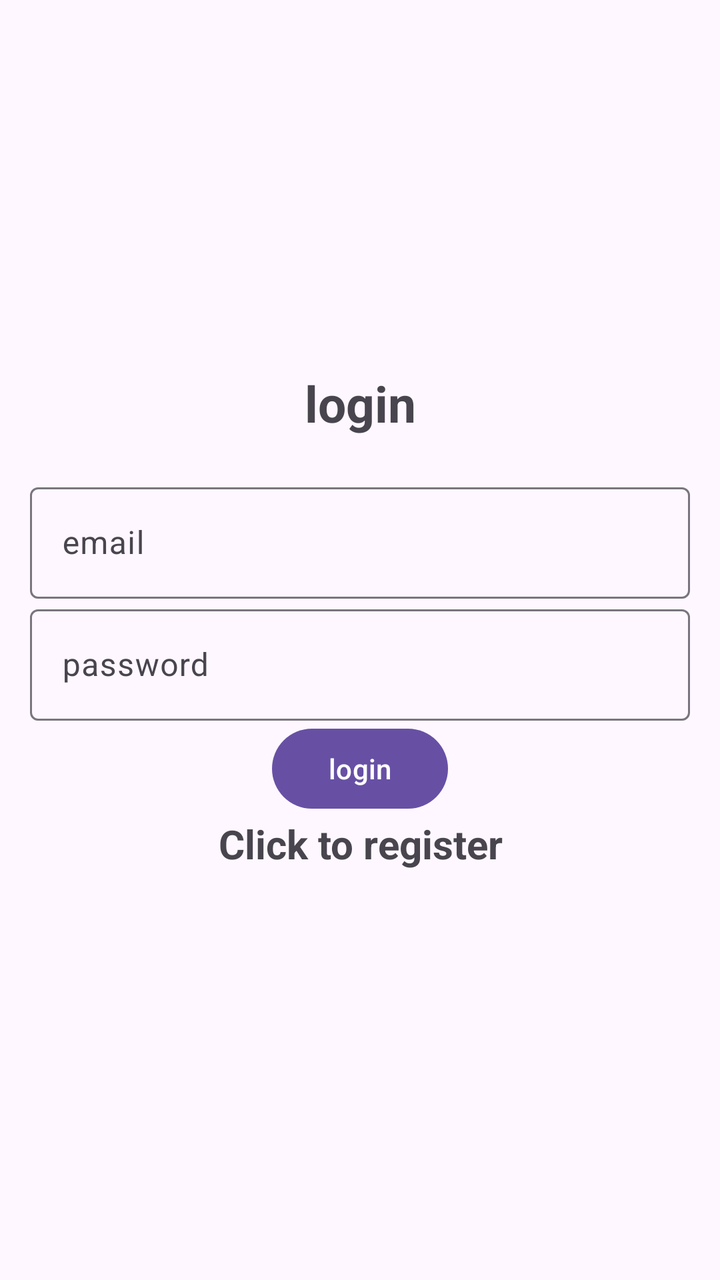
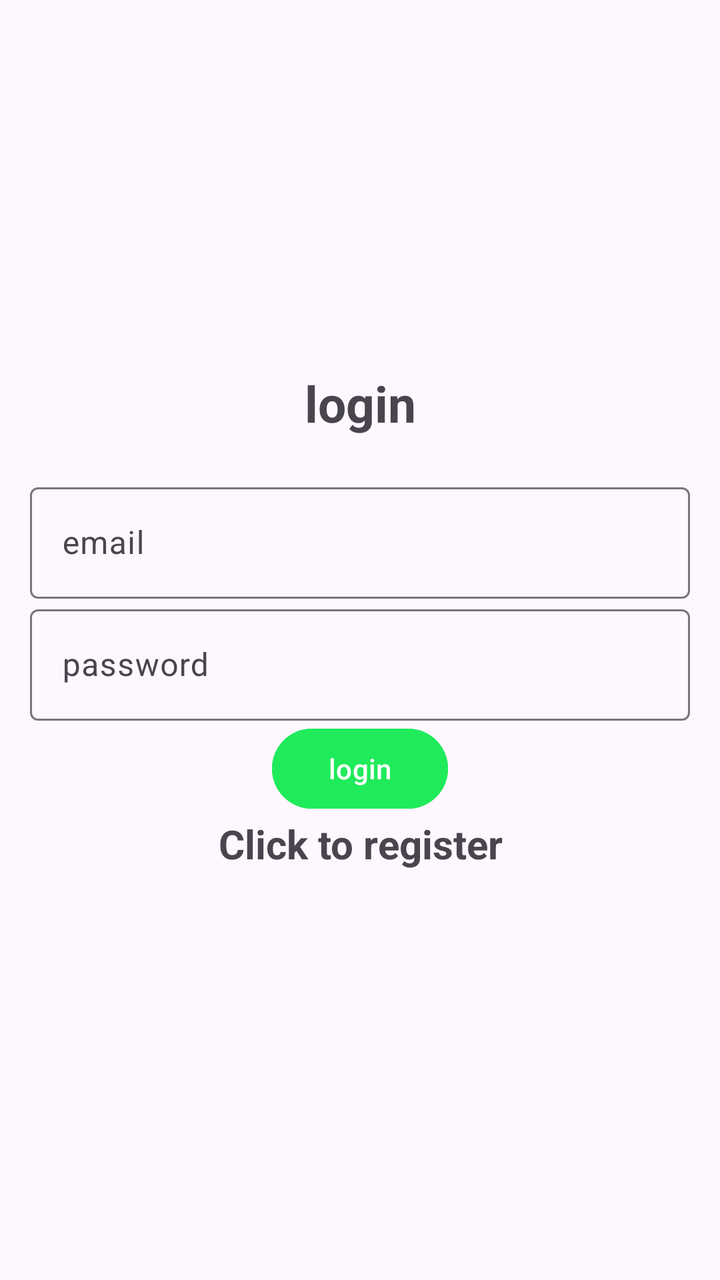

Compare the two renders of this Android layout. The source of the first and the diff that turns it into the second are given below.
<!-- AndroidManifest.xml: application theme Theme.Material3.Light -->
<!-- res/layout/activity_login.xml -->
<?xml version="1.0" encoding="utf-8"?>
<LinearLayout xmlns:android="http://schemas.android.com/apk/res/android"
    xmlns:app="http://schemas.android.com/apk/res-auto"
    xmlns:tools="http://schemas.android.com/tools"
    android:id="@+id/main"
    android:layout_width="match_parent"
    android:orientation="vertical"
    android:gravity="center"
    android:layout_height="match_parent"
    android:padding="15dp"
    tools:context=".Login">

    <TextView
        android:text="@string/login"
        android:textSize="25sp"
        android:textStyle="bold"
        android:gravity="center"
        android:layout_marginBottom="20dp"
        android:layout_width="match_parent"
        android:layout_height="wrap_content"/>

    <com.google.android.material.textfield.TextInputLayout
        android:layout_width="match_parent"
        android:layout_height="wrap_content">
        <com.google.android.material.textfield.TextInputEditText
            android:id="@+id/email"
            android:hint="@string/email"
            android:layout_width="match_parent"
            android:layout_height="wrap_content"/>
    </com.google.android.material.textfield.TextInputLayout>

    <com.google.android.material.textfield.TextInputLayout
        android:layout_width="match_parent"
        android:layout_height="wrap_content">
        <com.google.android.material.textfield.TextInputEditText
            android:id="@+id/password"
            android:hint="@string/password"
            android:layout_width="match_parent"
            android:layout_height="wrap_content"/>
    </com.google.android.material.textfield.TextInputLayout>

    <ProgressBar
        android:id="@+id/progress_barr"
        android:visibility="gone"
        android:layout_width="wrap_content"
        android:layout_height="wrap_content"/>

    <Button
        android:id="@+id/login_button"
        android:text="@string/login"
        android:layout_width="wrap_content"
        android:layout_height="wrap_content"/>

    <TextView
        android:textSize="20sp"
        android:textStyle="bold"
        android:gravity="center"
        android:layout_marginBottom="20dp"
        android:id="@+id/registerNow"
        android:text="@string/click_to_register"
        android:layout_width="match_parent"
        android:layout_height="wrap_content"/>

</LinearLayout>
<!-- resources referenced by this layout -->
<resources>
  <string name="click_to_register">Click to register</string>
  <string name="email">email</string>
  <string name="login">login</string>
  <string name="password">password</string>
</resources>

<!-- the commit's change to res/layout/activity_login.xml (unified diff, before → after) -->
@@ -48,6 +48,7 @@
     <Button
         android:id="@+id/login_button"
         android:text="@string/login"
+        android:backgroundTint="@color/verde"
         android:layout_width="wrap_content"
         android:layout_height="wrap_content"/>
 
<!-- resource entries referenced after the edit -->
@@ -1,5 +1,6 @@
 <!-- resources referenced by this layout -->
 <resources>
+  <color name="verde">#20EB5A</color>
   <string name="click_to_register">Click to register</string>
   <string name="email">email</string>
   <string name="login">login</string>
